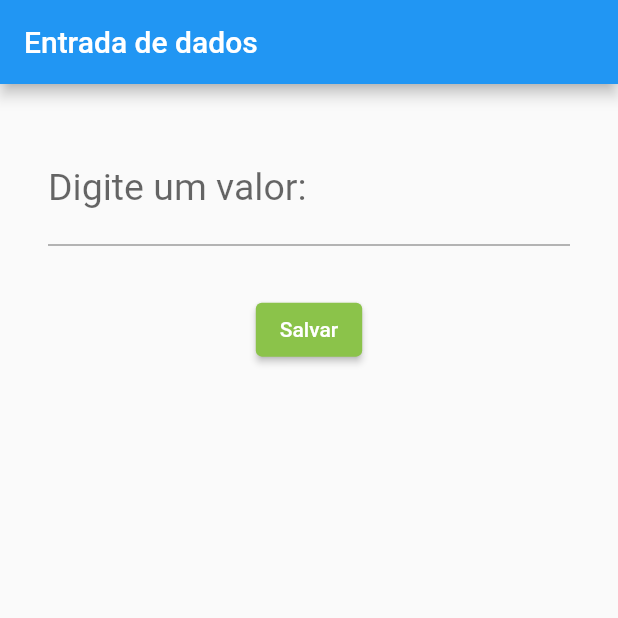
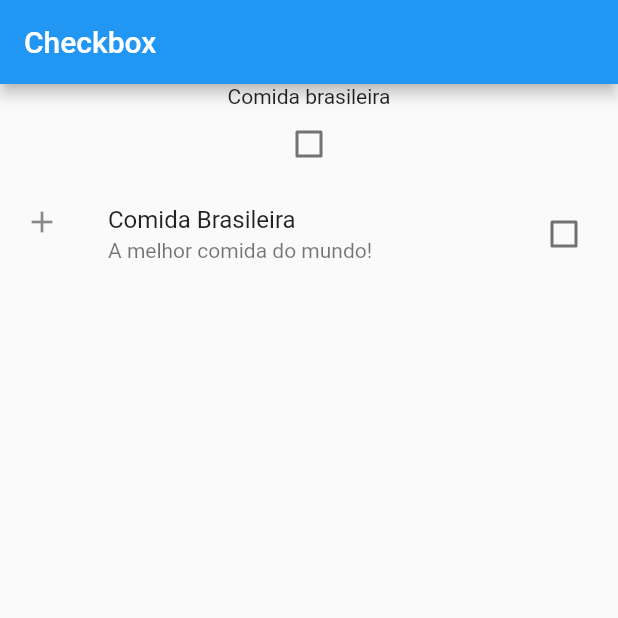
Before and after one commit to DGadonski/entrada_dados, a Flutter app: the screen it shows after launch, on a phone screen of 412 x 824 dp, the top half of it. Run offline on Flutter 3.47's test engine with Material 2 defaults, Android fonts, the phone set to English and light mode, and no system bars.

Commit message:
Checkbox.

```diff
--- /dev/null
+++ b/lib/EntradaCheckbox.dart
@@ -0,0 +1,52 @@
+// ignore_for_file: prefer_const_constructors, avoid_print
+
+import 'package:flutter/material.dart';
+
+class EntradaCheckbox extends StatefulWidget {
+  const EntradaCheckbox({super.key});
+
+  @override
+  State<EntradaCheckbox> createState() => _EntradaCheckboxState();
+}
+
+class _EntradaCheckboxState extends State<EntradaCheckbox> {
+
+  bool? _estaSelecionado = false;
+
+  @override
+  Widget build(BuildContext context) {
+    return Scaffold(
+      appBar: AppBar(
+        title: Text('Checkbox',
+        style: TextStyle(
+          color: Colors.white
+        )),
+      ),
+      body: Column(
+        children: [
+          Text('Comida brasileira'),
+          Checkbox(
+            value: _estaSelecionado,
+            onChanged: (bool? valor){
+              print('Checkbox ${valor.toString()}');
+              setState(() {
+                _estaSelecionado = valor;
+              });
+            }),
+            CheckboxListTile(
+              title: Text('Comida Brasileira'),
+              subtitle: Text('A melhor comida do mundo!'),
+              activeColor: Colors.red ,
+              selected: false ,
+              secondary: Icon(Icons.add),
+              value: _estaSelecionado,
+              onChanged: (bool? valor){
+                setState(() {
+                  _estaSelecionado = valor;
+                });
+              }),
+        ],
+      ),
+    );
+  }
+}
--- a/lib/main.dart
+++ b/lib/main.dart
@@ -1,10 +1,12 @@
 // ignore_for_file: prefer_const_constructors
 
 import 'package:flutter/material.dart';
+//import 'CampoTexto.dart';
+import 'EntradaCheckbox.dart';
 
-import 'CampoTexto.dart';
 main(){
   runApp(MaterialApp(
-    home: CampoTexto(),
+    //home: CampoTexto(),
+    home: EntradaCheckbox()
   ));
 }
```
